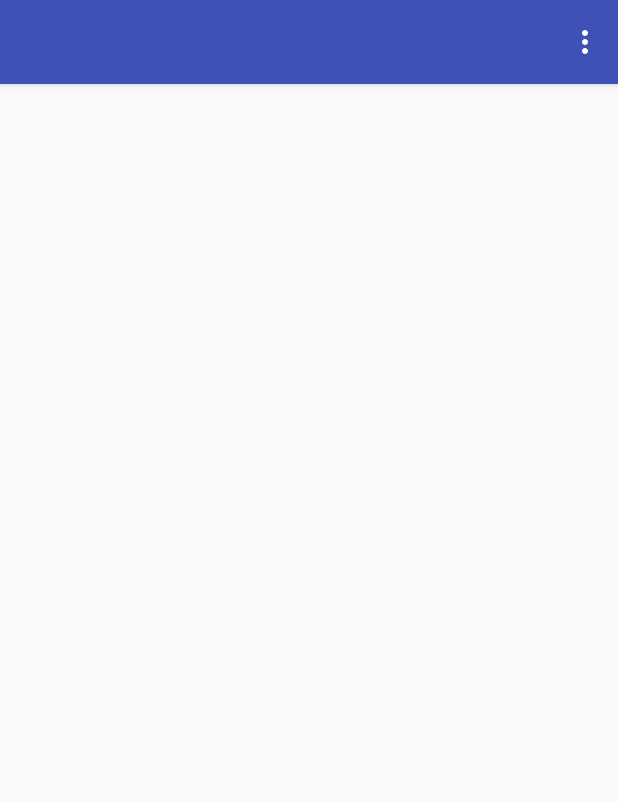
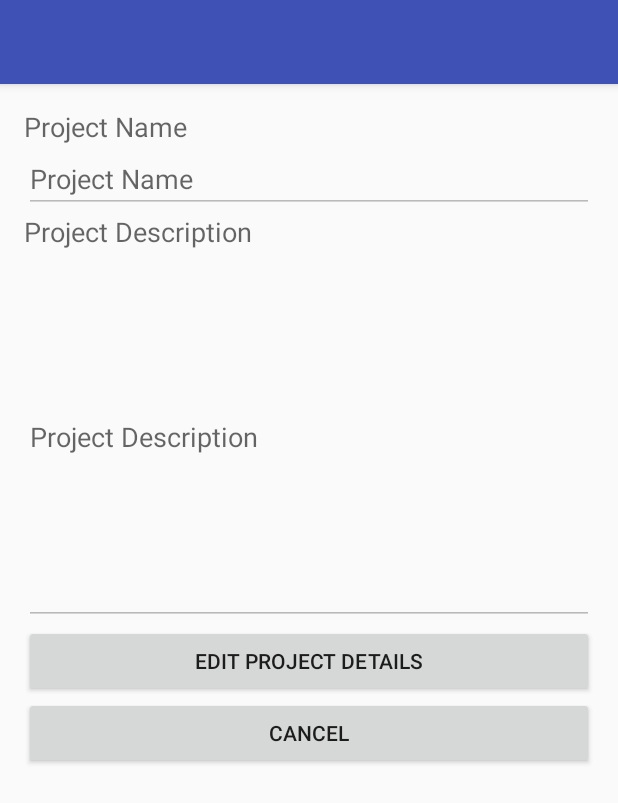
Before and after one commit to mnahm5/Task-Manager, an Android app: the ProjectActivity screen opened directly, with no data from a screen before it, in the options menu, after a tap on "Project Settings", on a phone screen of 412 x 824 dp. Shown: the top 803 px of the screen. Run offline under Robolectric (Android 15) with nearby library versions, the phone set to English and light mode, and no system bars.

Commit message:
Can Open Projects

```diff
--- a/app/src/main/AndroidManifest.xml
+++ b/app/src/main/AndroidManifest.xml
@@ -30,7 +30,8 @@
             android:label="@string/title_activity_projects"
             android:theme="@style/AppTheme.NoActionBar" />
         <activity android:name=".CreateProject" />
-        <activity android:name=".ProjectActivity"></activity>
+        <activity android:name=".ProjectActivity" />
+        <activity android:name=".ProjectSettings"></activity>
     </application>
 
 </manifest>
--- a/app/src/main/java/com/example/mnahm5/task_manager/ProjectActivity.java
+++ b/app/src/main/java/com/example/mnahm5/task_manager/ProjectActivity.java
@@ -7,6 +7,7 @@ import android.view.Menu;
 import android.view.MenuItem;
 
 public class ProjectActivity extends AppCompatActivity {
+    private String username, projectId, projectName, description, dateCreated;
 
     @Override
     protected void onCreate(Bundle savedInstanceState) {
@@ -14,11 +15,11 @@ public class ProjectActivity extends AppCompatActivity {
         setContentView(R.layout.activity_project);
 
         Intent intent = getIntent();
-        String username = intent.getStringExtra("username");
-        String projectId = intent.getStringExtra("projectId");
-        String projectName = intent.getStringExtra("projectName");
-        String description = intent.getStringExtra("description");
-        String dateCreated = intent.getStringExtra("dateCreated");
+        username = intent.getStringExtra("username");
+        projectId = intent.getStringExtra("projectId");
+        projectName = intent.getStringExtra("projectName");
+        description = intent.getStringExtra("description");
+        dateCreated = intent.getStringExtra("dateCreated");
         setTitle(projectName);
 
     }
@@ -37,9 +38,15 @@ public class ProjectActivity extends AppCompatActivity {
         // as you specify a parent activity in AndroidManifest.xml.
         int id = item.getItemId();
 
-//        if (id == R.id.action_project_settings) {
-//
-//        }
+        if (id == R.id.action_project_settings) {
+            Intent intent = new Intent(ProjectActivity.this, ProjectSettings.class);
+            intent.putExtra("username", username);
+            intent.putExtra("projectId", projectId);
+            intent.putExtra("projectName", projectName);
+            intent.putExtra("description", description);
+            intent.putExtra("dateCreated", dateCreated);
+            ProjectActivity.this.startActivity(intent);
+        }
 
 
         return super.onOptionsItemSelected(item);
--- /dev/null
+++ b/app/src/main/java/com/example/mnahm5/task_manager/ProjectSettings.java
@@ -0,0 +1,53 @@
+package com.example.mnahm5.task_manager;
+
+import android.content.Intent;
+import android.support.v7.app.AppCompatActivity;
+import android.os.Bundle;
+import android.view.View;
+import android.widget.Button;
+import android.widget.EditText;
+
+public class ProjectSettings extends AppCompatActivity {
+    private boolean flag = false;
+
+    @Override
+    protected void onCreate(Bundle savedInstanceState) {
+        super.onCreate(savedInstanceState);
+        setContentView(R.layout.activity_project_settings);
+
+        Intent intent = getIntent();
+        String projectName = intent.getStringExtra("projectName");
+        String description = intent.getStringExtra("description");
+        setTitle(projectName);
+
+        final EditText etProjectName = (EditText) findViewById(R.id.etProjectName);
+        final EditText etDescription = (EditText) findViewById(R.id.etDescription);
+        final Button btEdit = (Button) findViewById(R.id.btEdit);
+        final Button btCancel = (Button) findViewById(R.id.btCancel);
+
+        etProjectName.setText(projectName);
+        etProjectName.setEnabled(false);
+        etDescription.setText(description);
+        etDescription.setEnabled(false);
+
+        btCancel.setOnClickListener(new View.OnClickListener() {
+            @Override
+            public void onClick(View view) {
+                finish();
+            }
+        });
+
+        btEdit.setOnClickListener(new View.OnClickListener() {
+            @Override
+            public void onClick(View view) {
+                if (!flag) {
+                    etProjectName.setEnabled(true);
+                    etDescription.setEnabled(true);
+                    String btMsg = "Save Changes";
+                    btEdit.setText(btMsg);
+                    flag = true;
+                }
+            }
+        });
+    }
+}
--- /dev/null
+++ b/app/src/main/res/layout/activity_project_settings.xml
@@ -0,0 +1,67 @@
+<?xml version="1.0" encoding="utf-8"?>
+<RelativeLayout xmlns:android="http://schemas.android.com/apk/res/android"
+    xmlns:tools="http://schemas.android.com/tools"
+    android:layout_width="match_parent"
+    android:layout_height="match_parent"
+    android:paddingBottom="@dimen/activity_vertical_margin"
+    android:paddingLeft="@dimen/activity_horizontal_margin"
+    android:paddingRight="@dimen/activity_horizontal_margin"
+    android:paddingTop="@dimen/activity_vertical_margin"
+    tools:context="com.example.mnahm5.task_manager.ProjectSettings">
+
+    <TextView
+        android:layout_width="wrap_content"
+        android:layout_height="wrap_content"
+        android:textAppearance="?android:attr/textAppearanceMedium"
+        android:text="@string/project_name"
+        android:id="@+id/tvProjectName"
+        android:layout_alignParentTop="true"
+        android:layout_alignParentStart="true" />
+
+    <EditText
+        android:layout_width="wrap_content"
+        android:layout_height="wrap_content"
+        android:id="@+id/etProjectName"
+        android:layout_below="@+id/tvProjectName"
+        android:layout_alignParentStart="true"
+        android:layout_alignParentEnd="true"
+        android:hint="@string/project_name" />
+
+    <TextView
+        android:layout_width="wrap_content"
+        android:layout_height="wrap_content"
+        android:textAppearance="?android:attr/textAppearanceMedium"
+        android:text="@string/project_description"
+        android:id="@+id/tvDescription"
+        android:layout_below="@+id/etProjectName"
+        android:layout_alignParentStart="true" />
+
+    <EditText
+        android:layout_width="wrap_content"
+        android:layout_height="250dp"
+        android:inputType="textMultiLine"
+        android:ems="10"
+        android:id="@+id/etDescription"
+        android:layout_below="@+id/tvDescription"
+        android:layout_alignParentStart="true"
+        android:layout_alignParentEnd="true"
+        android:hint="@string/project_description" />
+
+    <Button
+        android:layout_width="wrap_content"
+        android:layout_height="wrap_content"
+        android:text="@string/edit_project_details"
+        android:id="@+id/btEdit"
+        android:layout_below="@+id/etDescription"
+        android:layout_alignParentStart="true"
+        android:layout_alignParentEnd="true" />
+
+    <Button
+        android:layout_width="wrap_content"
+        android:layout_height="wrap_content"
+        android:text="@string/cancel"
+        android:id="@+id/btCancel"
+        android:layout_below="@+id/btEdit"
+        android:layout_alignParentStart="true"
+        android:layout_alignParentEnd="true" />
+</RelativeLayout>
--- a/app/src/main/res/values/strings.xml
+++ b/app/src/main/res/values/strings.xml
@@ -27,4 +27,5 @@
     <string name="to_do">To do</string>
     <string name="doing">Doing</string>
     <string name="done">Done</string>
+    <string name="edit_project_details">Edit Project Details</string>
 </resources>
```
